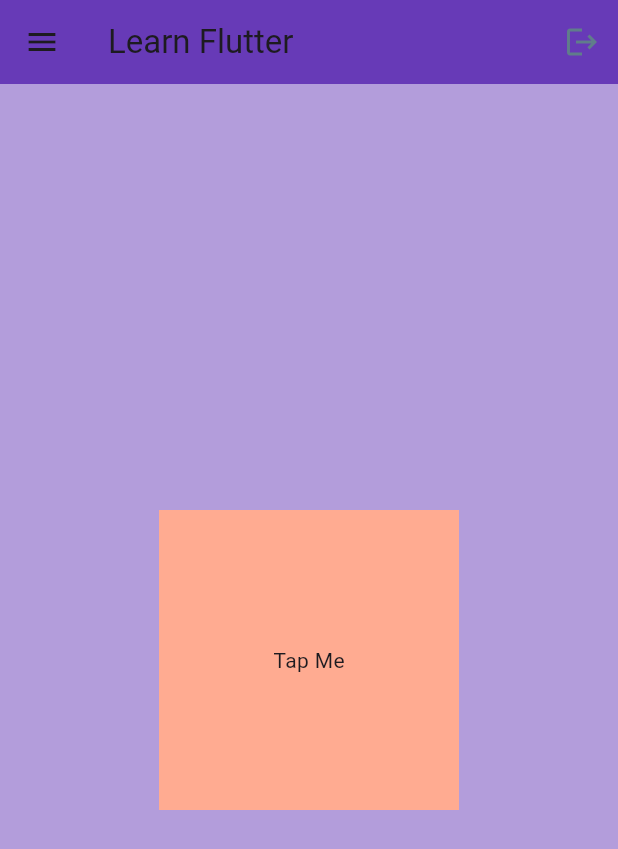
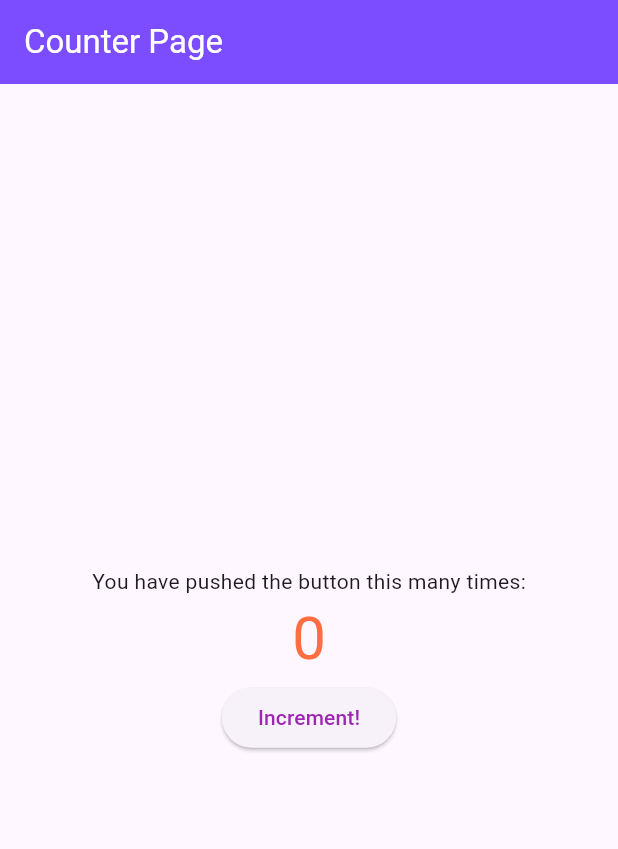
Before and after one commit to Rahul8320/Flutter-Projects, a Flutter app: the screen it shows after launch, on a phone screen of 412 x 824 dp. Shown: the top 849 px of the screen. Run offline on Flutter 3.47's test engine with Material 3 defaults, Android fonts, the phone set to English and light mode, and no system bars; our stand-ins replace bloc, dartz, equatable, flutter_bloc, get_it.

Commit message:
Create counter page

```diff
--- a/learn_flutter/lib/main.dart
+++ b/learn_flutter/lib/main.dart
@@ -1,4 +1,5 @@
 import 'package:flutter/material.dart';
+import 'package:learn_flutter/pages/counter_page.dart';
 
 void main() {
   runApp(const MyApp());
@@ -7,42 +8,43 @@ void main() {
 class MyApp extends StatelessWidget {
   const MyApp({super.key});
 
-  void userTapped() {
-    print("User Tapped!");
-  }
+  // void userTapped() {
+  //   print("User Tapped!");
+  // }
 
   // This widget is the root of your application.
   @override
   Widget build(BuildContext context) {
-    return MaterialApp(
+    return const MaterialApp(
       debugShowCheckedModeBanner: false,
-      home: Scaffold(
-        backgroundColor: Colors.deepPurple[200],
-        appBar: AppBar(
-          title: const Text("Learn Flutter"),
-          backgroundColor: Colors.deepPurple,
-          elevation: 0,
-          leading: const Icon(Icons.menu),
-          actions: [
-            IconButton(
-                onPressed: () {},
-                icon: const Icon(
-                  Icons.logout,
-                  color: Colors.blueGrey,
-                ))
-          ],
-        ),
-        body: Center(
-            child: GestureDetector(
-          onTap: userTapped,
-          child: Container(
-            height: 200,
-            width: 200,
-            color: Colors.deepOrange[200],
-            child: const Center(child: Text("Tap Me")),
-          ),
-        )),
-      ),
+      // home: Scaffold(
+      //   backgroundColor: Colors.deepPurple[200],
+      //   appBar: AppBar(
+      //     title: const Text("Learn Flutter"),
+      //     backgroundColor: Colors.deepPurple,
+      //     elevation: 0,
+      //     leading: const Icon(Icons.menu),
+      //     actions: [
+      //       IconButton(
+      //           onPressed: () {},
+      //           icon: const Icon(
+      //             Icons.logout,
+      //             color: Colors.blueGrey,
+      //           ))
+      //     ],
+      //   ),
+      //   body: Center(
+      //       child: GestureDetector(
+      //     onTap: userTapped,
+      //     child: Container(
+      //       height: 200,
+      //       width: 200,
+      //       color: Colors.deepOrange[200],
+      //       child: const Center(child: Text("Tap Me")),
+      //     ),
+      //   )),
+      // ),
+      home: CounterPage(title: "Counter Page"),
     );
   }
 }
--- /dev/null
+++ b/learn_flutter/lib/pages/counter_page.dart
@@ -0,0 +1,61 @@
+import 'package:flutter/material.dart';
+
+class CounterPage extends StatefulWidget {
+  const CounterPage({super.key, required this.title});
+
+  final String title;
+
+  @override
+  State<CounterPage> createState() => _CounterPageState();
+}
+
+class _CounterPageState extends State<CounterPage> {
+  // variable
+  int _counter = 0;
+
+  // method
+  void _increment() {
+    setState(() {
+      _counter++;
+    });
+  }
+
+  // UI (user interface)
+  @override
+  Widget build(BuildContext context) {
+    return Scaffold(
+      appBar: AppBar(
+        title: Text(
+          widget.title,
+          style: const TextStyle(color: Colors.white),
+        ),
+        backgroundColor: Colors.deepPurpleAccent,
+      ),
+      body: Center(
+        child: Column(
+          mainAxisAlignment: MainAxisAlignment.center,
+          children: <Widget>[
+            const Text("You have pushed the button this many times:"),
+
+            // show the counter value
+            Text(
+              '$_counter',
+              style:
+                  const TextStyle(fontSize: 40, color: Colors.deepOrangeAccent),
+            ),
+            // button
+            ElevatedButton(
+              onPressed: _increment,
+              child: const Text(
+                "Increment!",
+                style: TextStyle(
+                  color: Colors.purple,
+                ),
+              ),
+            )
+          ],
+        ),
+      ),
+    );
+  }
+}
```
